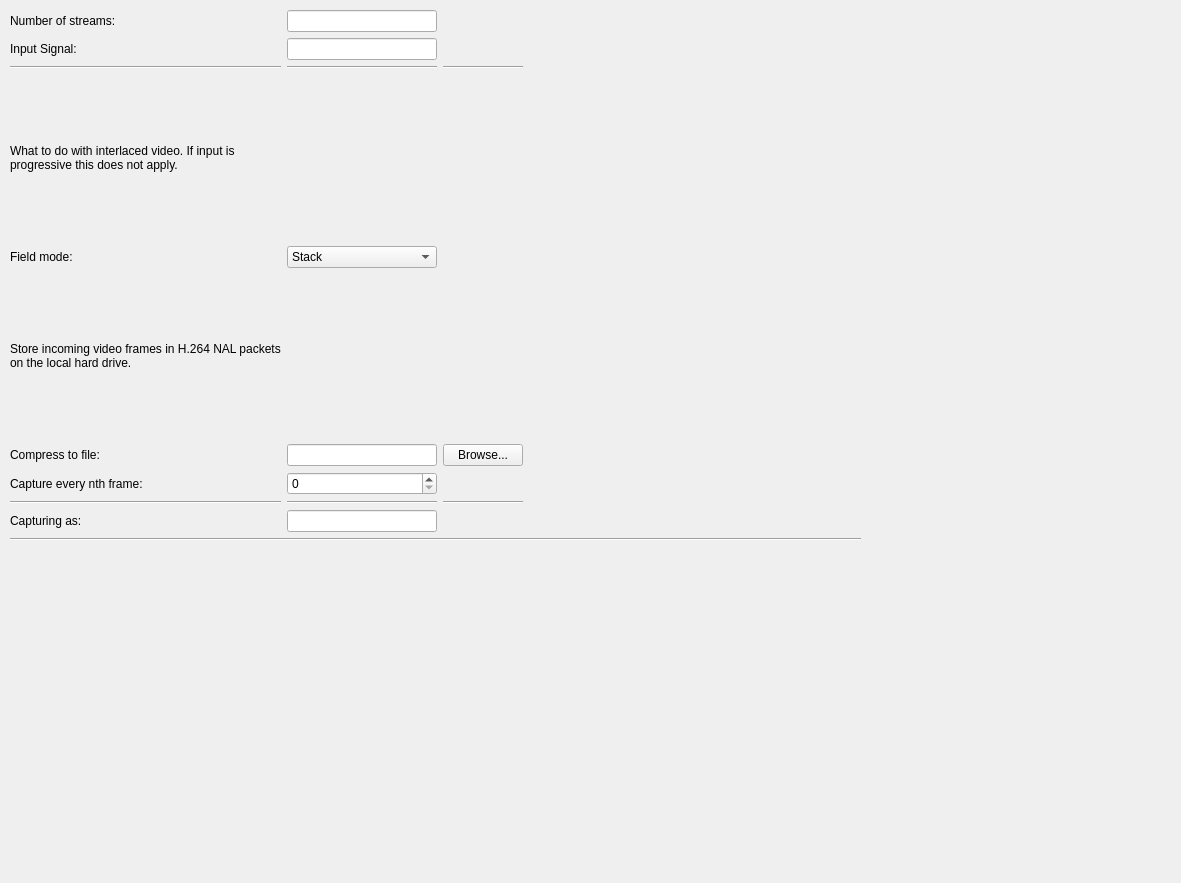
The window that Code/Gui/MITK/Modules/niftkNVidiaGui/DataSources/QmitkIGINVidiaDataSourceGui.ui (NifTK/NifTK) describes before a commit, drawn with Qt 5.
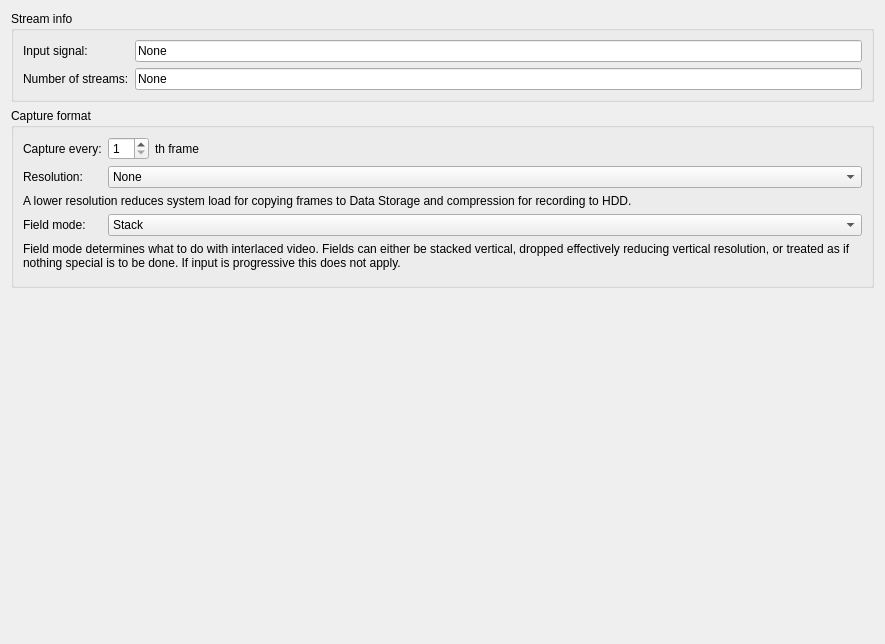
The same window after the commit.

Commit message: Bug #2308: rework sdi data source widget. needs for functional bits later.

```diff
--- a/Code/Gui/MITK/Modules/niftkNVidiaGui/DataSources/QmitkIGINVidiaDataSourceGui.ui
+++ b/Code/Gui/MITK/Modules/niftkNVidiaGui/DataSources/QmitkIGINVidiaDataSourceGui.ui
@@ -6,44 +6,36 @@
    <rect>
     <x>0</x>
     <y>0</y>
-    <width>1181</width>
-    <height>883</height>
+    <width>885</width>
+    <height>644</height>
    </rect>
   </property>
   <property name="windowTitle">
    <string>Form</string>
   </property>
-  <widget class="QWidget" name="verticalLayoutWidget">
-   <property name="geometry">
-    <rect>
-     <x>10</x>
-     <y>10</y>
-     <width>851</width>
-     <height>531</height>
-    </rect>
-   </property>
-   <layout class="QVBoxLayout" name="verticalLayout">
-    <property name="sizeConstraint">
-     <enum>QLayout::SetMinimumSize</enum>
-    </property>
-    <item>
-     <layout class="QGridLayout" name="gridLayout">
-      <item row="8" column="0">
-       <widget class="Line" name="line_4">
-        <property name="orientation">
-         <enum>Qt::Horizontal</enum>
+  <layout class="QFormLayout" name="formLayout_3">
+   <item row="0" column="0" colspan="2">
+    <widget class="QGroupBox" name="StreamInfoGroupBox">
+     <property name="title">
+      <string>Stream info</string>
+     </property>
+     <layout class="QFormLayout" name="formLayout">
+      <item row="0" column="0">
+       <widget class="QLabel" name="label">
+        <property name="text">
+         <string>Input signal:</string>
         </property>
        </widget>
       </item>
-      <item row="6" column="2">
-       <widget class="QPushButton" name="pushButton">
+      <item row="1" column="0">
+       <widget class="QLabel" name="label_2">
         <property name="text">
-         <string>Browse...</string>
+         <string>Number of streams:</string>
         </property>
        </widget>
       </item>
-      <item row="1" column="1">
-       <widget class="QLineEdit" name="signal_tb">
+      <item row="0" column="1">
+       <widget class="QLineEdit" name="SignalTextBox">
         <property name="enabled">
          <bool>true</bool>
         </property>
@@ -53,20 +45,95 @@
           <verstretch>0</verstretch>
          </sizepolicy>
         </property>
+        <property name="text">
+         <string>None</string>
+        </property>
         <property name="readOnly">
          <bool>true</bool>
         </property>
        </widget>
       </item>
-      <item row="8" column="1">
-       <widget class="Line" name="line_5">
-        <property name="orientation">
-         <enum>Qt::Horizontal</enum>
+      <item row="1" column="1">
+       <widget class="QLineEdit" name="StreamCountTextBox">
+        <property name="sizePolicy">
+         <sizepolicy hsizetype="Preferred" vsizetype="Fixed">
+          <horstretch>0</horstretch>
+          <verstretch>0</verstretch>
+         </sizepolicy>
+        </property>
+        <property name="text">
+         <string>None</string>
+        </property>
+        <property name="readOnly">
+         <bool>true</bool>
+        </property>
+       </widget>
+      </item>
+     </layout>
+    </widget>
+   </item>
+   <item row="1" column="0" colspan="2">
+    <widget class="QGroupBox" name="CaptureFormatGroupBox">
+     <property name="title">
+      <string>Capture format</string>
+     </property>
+     <layout class="QFormLayout" name="formLayout_2">
+      <property name="fieldGrowthPolicy">
+       <enum>QFormLayout::AllNonFixedFieldsGrow</enum>
+      </property>
+      <item row="1" column="0">
+       <widget class="QLabel" name="label_8">
+        <property name="text">
+         <string>Capture every:</string>
+        </property>
+        <property name="buddy">
+         <cstring>FrameSkipSpinBox</cstring>
+        </property>
+       </widget>
+      </item>
+      <item row="1" column="1">
+       <layout class="QHBoxLayout" name="horizontalLayout">
+        <item>
+         <widget class="QSpinBox" name="FrameSkipSpinBox">
+          <property name="minimum">
+           <number>1</number>
+          </property>
+         </widget>
+        </item>
+        <item>
+         <widget class="QLabel" name="label_7">
+          <property name="text">
+           <string>th frame</string>
+          </property>
+         </widget>
+        </item>
+        <item>
+         <spacer name="horizontalSpacer">
+          <property name="orientation">
+           <enum>Qt::Horizontal</enum>
+          </property>
+          <property name="sizeHint" stdset="0">
+           <size>
+            <width>40</width>
+            <height>20</height>
+           </size>
+          </property>
+         </spacer>
+        </item>
+       </layout>
+      </item>
+      <item row="4" column="0">
+       <widget class="QLabel" name="label_3">
+        <property name="text">
+         <string>Field mode:</string>
+        </property>
+        <property name="buddy">
+         <cstring>FieldModeComboBox</cstring>
         </property>
        </widget>
       </item>
       <item row="4" column="1">
-       <widget class="QComboBox" name="comboBox">
+       <widget class="QComboBox" name="FieldModeComboBox">
         <item>
          <property name="text">
           <string extracomment="Both fields are stacked on top of each other.">Stack</string>
@@ -84,55 +151,7 @@
         </item>
        </widget>
       </item>
-      <item row="2" column="2">
-       <widget class="Line" name="line_7">
-        <property name="orientation">
-         <enum>Qt::Horizontal</enum>
-        </property>
-       </widget>
-      </item>
-      <item row="4" column="0">
-       <widget class="QLabel" name="label_3">
-        <property name="text">
-         <string>Field mode:</string>
-        </property>
-       </widget>
-      </item>
-      <item row="1" column="0">
-       <widget class="QLabel" name="label">
-        <property name="text">
-         <string>Input Signal:</string>
-        </property>
-       </widget>
-      </item>
-      <item row="2" column="1">
-       <widget class="Line" name="line_3">
-        <property name="orientation">
-         <enum>Qt::Horizontal</enum>
-        </property>
-       </widget>
-      </item>
-      <item row="0" column="0">
-       <widget class="QLabel" name="label_2">
-        <property name="text">
-         <string>Number of streams:</string>
-        </property>
-       </widget>
-      </item>
-      <item row="0" column="1">
-       <widget class="QLineEdit" name="streamcount_tb">
-        <property name="sizePolicy">
-         <sizepolicy hsizetype="Preferred" vsizetype="Fixed">
-          <horstretch>0</horstretch>
-          <verstretch>0</verstretch>
-         </sizepolicy>
-        </property>
-        <property name="readOnly">
-         <bool>true</bool>
-        </property>
-       </widget>
-      </item>
-      <item row="3" column="0">
+      <item row="5" column="0" colspan="2">
        <widget class="QLabel" name="label_4">
         <property name="sizePolicy">
          <sizepolicy hsizetype="Preferred" vsizetype="Minimum">
@@ -141,121 +160,50 @@
          </sizepolicy>
         </property>
         <property name="text">
-         <string>What to do with interlaced video. If input is progressive this does not apply.</string>
+         <string>Field mode determines what to do with interlaced video. Fields can either be stacked vertical, dropped effectively reducing vertical resolution, or treated as if nothing special is to be done. If input is progressive this does not apply.</string>
         </property>
         <property name="wordWrap">
          <bool>true</bool>
         </property>
        </widget>
       </item>
-      <item row="5" column="0">
-       <widget class="QLabel" name="label_6">
-        <property name="sizePolicy">
-         <sizepolicy hsizetype="Preferred" vsizetype="Minimum">
-          <horstretch>0</horstretch>
-          <verstretch>0</verstretch>
-         </sizepolicy>
+      <item row="7" column="0" colspan="2">
+       <layout class="QGridLayout" name="PreviewGridLayout">
+        <property name="sizeConstraint">
+         <enum>QLayout::SetMinimumSize</enum>
         </property>
-        <property name="text">
-         <string>Store incoming video frames in H.264 NAL packets on the local hard drive.</string>
-        </property>
-        <property name="wordWrap">
-         <bool>true</bool>
-        </property>
-       </widget>
+       </layout>
       </item>
       <item row="2" column="0">
-       <widget class="Line" name="line">
-        <property name="orientation">
-         <enum>Qt::Horizontal</enum>
-        </property>
-       </widget>
-      </item>
-      <item row="6" column="1">
-       <widget class="QLineEdit" name="filename_tb">
-        <property name="sizePolicy">
-         <sizepolicy hsizetype="Preferred" vsizetype="Fixed">
-          <horstretch>0</horstretch>
-          <verstretch>0</verstretch>
-         </sizepolicy>
-        </property>
-       </widget>
-      </item>
-      <item row="6" column="0">
        <widget class="QLabel" name="label_5">
         <property name="text">
-         <string>Compress to file:</string>
+         <string>Resolution:</string>
         </property>
        </widget>
       </item>
-      <item row="8" column="2">
-       <widget class="Line" name="line_6">
-        <property name="orientation">
-         <enum>Qt::Horizontal</enum>
-        </property>
+      <item row="2" column="1">
+       <widget class="QComboBox" name="ResolutionComboBox">
+        <item>
+         <property name="text">
+          <string>None</string>
+         </property>
+        </item>
        </widget>
       </item>
-      <item row="9" column="0">
-       <widget class="QLabel" name="label_7">
+      <item row="3" column="0" colspan="2">
+       <widget class="QLabel" name="label_6">
         <property name="text">
-         <string>Capturing as:</string>
+         <string>A lower resolution reduces system load for copying frames to Data Storage and compression for recording to HDD.</string>
         </property>
-       </widget>
-      </item>
-      <item row="9" column="1">
-       <widget class="QLineEdit" name="actualcaptureformat_tb">
-        <property name="sizePolicy">
-         <sizepolicy hsizetype="Preferred" vsizetype="Fixed">
-          <horstretch>0</horstretch>
-          <verstretch>0</verstretch>
-         </sizepolicy>
+        <property name="wordWrap">
+         <bool>true</bool>
         </property>
        </widget>
       </item>
-      <item row="6" column="3">
-       <spacer name="horizontalSpacer">
-        <property name="orientation">
-         <enum>Qt::Horizontal</enum>
-        </property>
-        <property name="sizeType">
-         <enum>QSizePolicy::MinimumExpanding</enum>
-        </property>
-        <property name="sizeHint" stdset="0">
-         <size>
-          <width>40</width>
-          <height>20</height>
-         </size>
-        </property>
-       </spacer>
-      </item>
-      <item row="7" column="0">
-       <widget class="QLabel" name="label_8">
-        <property name="text">
-         <string>Capture every nth frame:</string>
-        </property>
-       </widget>
-      </item>
-      <item row="7" column="1">
-       <widget class="QSpinBox" name="spinBox"/>
-      </item>
      </layout>
-    </item>
-    <item>
-     <widget class="Line" name="line_2">
-      <property name="orientation">
-       <enum>Qt::Horizontal</enum>
-      </property>
-     </widget>
-    </item>
-    <item>
-     <layout class="QGridLayout" name="previewgridlayout">
-      <property name="sizeConstraint">
-       <enum>QLayout::SetMinimumSize</enum>
-      </property>
-     </layout>
-    </item>
-   </layout>
-  </widget>
+    </widget>
+   </item>
+  </layout>
  </widget>
  <resources/>
  <connections/>
```
Left out of the diff: 9 changed lines with no effect on the pictures. The commit also changes 1 other file.
